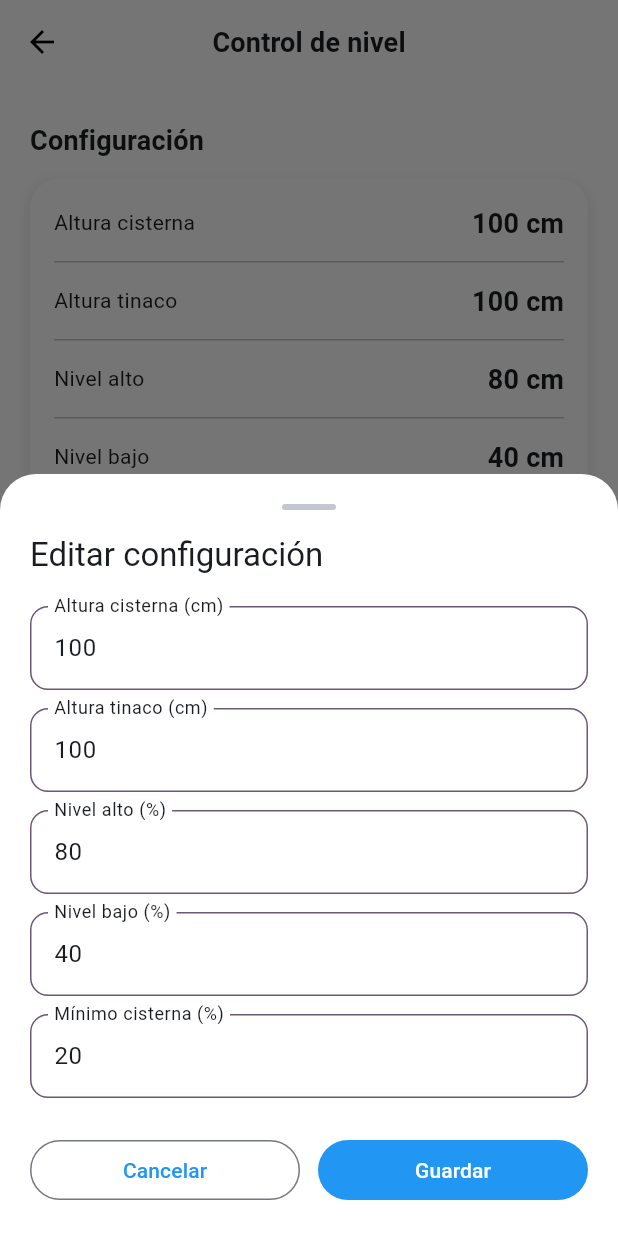
After one commit to AldahirLg/nexus-smart-center-app, a Flutter app: the ControlDeNivelScreen screen opened directly, item 2 of the bottom bar chosen, after a tap on "Editar configuración", on a phone screen of 412 x 824 dp. The commit adds this screen. Run offline on Flutter 3.47's test engine with Material 3 defaults, Android fonts, the phone set to English and light mode, and no system bars; our stand-ins replace dio, firebase_auth, firebase_core, firebase_messaging, flutter_blue_plus, go_router and 2 more; missing offline and left inert: wifi_scan; accounts and stored records are empty; network calls fail.

Commit message:
level controller screen

```diff
--- a/lib/data/model/api_device_dto.dart
+++ b/lib/data/model/api_device_dto.dart
@@ -19,7 +19,7 @@ class ApiDeviceDto {
     switch (type) {
       case 'Medidor':
         return DeviceType.medidor;
-      case 'LevelController':
+      case 'control_de_nivel':
         return DeviceType.controlDeNivel;
       default:
         return DeviceType.unknown;
--- a/lib/routing/router.dart
+++ b/lib/routing/router.dart
@@ -15,9 +15,10 @@ import 'package:nexus_smart_center/ui/claim/view_models/scan_wifi_view_model.dar
 import 'package:nexus_smart_center/ui/claim/views/ble_scan_screen.dart';
 import 'package:nexus_smart_center/ui/claim/views/claim_screen.dart';
 import 'package:nexus_smart_center/ui/claim/views/scan_wifi_screen.dart';
-import 'package:nexus_smart_center/ui/core/utils/device_Icon_mapper.dart';
 import 'package:nexus_smart_center/ui/core/widgets/splash_screen.dart';
+import 'package:nexus_smart_center/ui/devices/view_models/control_de_nivel_model_view.dart';
 import 'package:nexus_smart_center/ui/devices/view_models/medidor_view_model.dart';
+import 'package:nexus_smart_center/ui/devices/views/control_de_nivel_screen.dart';
 import 'package:nexus_smart_center/ui/devices/views/medidor_screen.dart';
 import 'package:nexus_smart_center/ui/home/view_models/home_view_model.dart';
 import 'package:nexus_smart_center/ui/home/view_models/sync_failed_view_model.dart';
@@ -41,8 +42,10 @@ abstract final class Routes {
   static const String medidor = '/medidor';
   static const String syncFailed = '/sync_failed';
   static const String scanWiFi = '/scan_wifi';
+  static const String controlDeNivel = '/control_de_nivel';
   static const shellRoutes = [home, verMas];
   static const publicRoutes = [welcom, signup, login];
+  static const devicesRoutes = [medidor, controlDeNivel];
 }
 
 GoRouter router(SessionManager sessionManager) => GoRouter(
@@ -52,12 +55,12 @@ GoRouter router(SessionManager sessionManager) => GoRouter(
   redirect: (context, state) {
     // mejorarar este navegacion de pantallas
 
-    // 1. Aún inicializando/sincronizando -> Mantener en Splash
+    // 1. AUn inicializando/sincronizando -> Mantener en Splash
     if (sessionManager.status == SessionStatus.initializing) {
       return Routes.splash;
     }
 
-    // 2. Si NO está autenticado -> Mandar a Welcome/Login
+    // 2. Si NO estA autenticado -> Mandar a Welcome/Login
     if (sessionManager.status == SessionStatus.unauthenticated) {
       final isPublic = Routes.publicRoutes.contains(state.matchedLocation);
       return isPublic ? null : Routes.welcom;
@@ -178,6 +181,13 @@ GoRouter router(SessionManager sessionManager) => GoRouter(
       }),
     ),
     GoRoute(
+      path: Routes.controlDeNivel,
+      builder: (context, state) {
+        final DeviceModel device = state.extra as DeviceModel;
+        return ControlDeNivelScreen(viewModel: ControlDeNivelModelViewModel());
+      },
+    ),
+    GoRoute(
       path: Routes.syncFailed,
       builder: (context, state) => SyncFaileScreen(
         viewModel: SyncFailedViewModel(sesion: sessionManager),
--- a/lib/ui/core/utils/device_Icon_mapper.dart
+++ b/lib/ui/core/utils/device_Icon_mapper.dart
@@ -40,4 +40,15 @@ class DeviceIconMapper {
         return null;
     }
   }
+
+  static String? getRoute(DeviceType type) {
+    switch (type) {
+      case DeviceType.medidor:
+        return '/medidor';
+      case DeviceType.controlDeNivel:
+        return '/control_de_nivel';
+      case DeviceType.unknown:
+        return null;
+    }
+  }
 }
--- /dev/null
+++ b/lib/ui/devices/view_models/control_de_nivel_model_view.dart
@@ -0,0 +1,3 @@
+import 'package:flutter/material.dart';
+
+class ControlDeNivelModelViewModel extends ChangeNotifier {}
--- /dev/null
+++ b/lib/ui/devices/views/control_de_nivel_screen.dart
@@ -0,0 +1,298 @@
+import 'package:flutter/material.dart';
+import 'package:nexus_smart_center/ui/core/themes/context_extensions.dart';
+import 'package:nexus_smart_center/ui/core/widgets/app_scaffold.dart';
+import 'package:nexus_smart_center/ui/devices/view_models/control_de_nivel_model_view.dart';
+import 'package:nexus_smart_center/ui/devices/widgets/bomba_card.dart';
+import 'package:nexus_smart_center/ui/devices/widgets/card_container.dart';
+import 'package:nexus_smart_center/ui/devices/widgets/card_info_devices.dart';
+import 'package:nexus_smart_center/ui/devices/widgets/control_config_field.dart';
+
+class ControlDeNivelScreen extends StatefulWidget {
+  final ControlDeNivelModelViewModel viewModel;
+  const ControlDeNivelScreen({super.key, required this.viewModel});
+  @override
+  State<ControlDeNivelScreen> createState() => _ControlDeNivelScreenState();
+}
+
+class _ControlDeNivelScreenState extends State<ControlDeNivelScreen> {
+  int _currentIndex = 0;
+  void _onNavigationTap(int index) {
+    setState(() {
+      _currentIndex = index;
+    });
+  }
+
+  @override
+  Widget build(BuildContext context) {
+    return Scaffold(
+      body: IndexedStack(
+        index: _currentIndex,
+        children: [
+          _ControlHomePage(viewModel: widget.viewModel),
+          _ControlSettingPage(viewModel: widget.viewModel),
+        ],
+      ),
+      bottomNavigationBar: BottomNavigationBar(
+        items: const [
+          BottomNavigationBarItem(
+            icon: Icon(Icons.home_outlined, size: 20),
+            activeIcon: Icon(Icons.home),
+            label: 'Home',
+          ),
+          BottomNavigationBarItem(
+            icon: Icon(Icons.settings_outlined, size: 20),
+            activeIcon: Icon(Icons.settings),
+            label: 'Ver más',
+          ),
+        ],
+        currentIndex: _currentIndex,
+        selectedItemColor: context.colors.primary,
+        selectedLabelStyle: const TextStyle(
+          fontSize: 12,
+          fontWeight: FontWeight.w500,
+        ),
+        unselectedLabelStyle: const TextStyle(
+          fontSize: 10,
+          fontWeight: FontWeight.w500,
+        ),
+        onTap: _onNavigationTap,
+      ),
+    );
+  }
+}
+
+class _ControlHomePage extends StatelessWidget {
+  final ControlDeNivelModelViewModel viewModel;
+  const _ControlHomePage({required this.viewModel});
+
+  @override
+  Widget build(BuildContext context) {
+    return ListenableBuilder(
+      listenable: viewModel,
+      builder: (context, child) {
+        return AppScaffold(
+          showHeader: true,
+          title: 'Control de Nivel',
+          body: SingleChildScrollView(
+            padding: const EdgeInsets.fromLTRB(20, 24, 20, 24),
+            child: Column(
+              crossAxisAlignment: CrossAxisAlignment.stretch,
+              children: [
+                Row(
+                  mainAxisAlignment: MainAxisAlignment.center,
+                  children: [
+                    Expanded(
+                      child: CardContainer(percent: 100, title: 'Tinaco'),
+                    ),
+                    SizedBox(width: 12),
+                    Expanded(
+                      child: CardContainer(percent: 50, title: 'Cisterna'),
+                    ),
+                  ],
+                ),
+                SizedBox(height: 12),
+                BombaCard(
+                  mode: BombaMode.manual,
+                  isOn: true,
+                  onModeChanged: (BombaMode mode) {},
+                  onPowerChanged: (bool value) {},
+                ),
+                SizedBox(height: 12),
+                CardInfoDevices(onTapCisterna: () {}, onTapTinaco: () {}),
+              ],
+            ),
+          ),
+        );
+      },
+    );
+  }
+}
+
+class _ControlSettingPage extends StatelessWidget {
+  final ControlDeNivelModelViewModel viewModel;
+  const _ControlSettingPage({required this.viewModel});
+
+  @override
+  Widget build(BuildContext context) {
+    return ListenableBuilder(
+      listenable: viewModel,
+      builder: (context, child) {
+        return AppScaffold(
+          showHeader: true,
+          title: 'Control de nivel',
+          body: SingleChildScrollView(
+            padding: const EdgeInsets.fromLTRB(20, 24, 20, 24),
+            child: Column(
+              crossAxisAlignment: CrossAxisAlignment.stretch,
+              children: [
+                Text(
+                  'Configuración',
+                  style: Theme.of(context).textTheme.titleMedium,
+                ),
+                const SizedBox(height: 12),
+                Container(
+                  padding: const EdgeInsets.symmetric(vertical: 4),
+                  decoration: BoxDecoration(
+                    color: context.colors.surface,
+                    borderRadius: BorderRadius.circular(20),
+                    boxShadow: [
+                      BoxShadow(
+                        blurRadius: 8,
+                        spreadRadius: 1,
+                        offset: const Offset(0, 3),
+                        color: context.colors.shadow.withValues(alpha: 0.08),
+                      ),
+                    ],
+                  ),
+                  child: const Column(
+                    children: [
+                      _ConfigValueTile(label: 'Altura cisterna', value: 100),
+                      _ConfigDivider(),
+                      _ConfigValueTile(label: 'Altura tinaco', value: 100),
+                      _ConfigDivider(),
+                      _ConfigValueTile(label: 'Nivel alto', value: 80),
+                      _ConfigDivider(),
+                      _ConfigValueTile(label: 'Nivel bajo', value: 40),
+                      _ConfigDivider(),
+                      _ConfigValueTile(label: 'Mínimo cisterna', value: 20),
+                    ],
+                  ),
+                ),
+                const SizedBox(height: 20),
+                FilledButton.tonalIcon(
+                  style: ElevatedButton.styleFrom(
+                    backgroundColor: context.colors.primary,
+                  ),
+                  onPressed: () => _showEditConfigSheet(context),
+                  icon: Icon(Icons.tune, color: context.colors.surface),
+                  label: Text(
+                    'Editar configuración',
+                    style: TextStyle(color: context.colors.surface),
+                  ),
+                ),
+              ],
+            ),
+          ),
+        );
+      },
+    );
+  }
+}
+
+class _ConfigValueTile extends StatelessWidget {
+  final String label;
+  final int value;
+
+  const _ConfigValueTile({required this.label, required this.value});
+
+  @override
+  Widget build(BuildContext context) {
+    return Padding(
+      padding: const EdgeInsets.symmetric(horizontal: 16, vertical: 12),
+      child: Row(
+        children: [
+          Expanded(
+            child: Column(
+              crossAxisAlignment: CrossAxisAlignment.start,
+              children: [
+                Text(label, style: Theme.of(context).textTheme.bodyMedium),
+              ],
+            ),
+          ),
+          Text('$value cm', style: Theme.of(context).textTheme.titleMedium),
+        ],
+      ),
+    );
+  }
+}
+
+class _ConfigDivider extends StatelessWidget {
+  const _ConfigDivider();
+
+  @override
+  Widget build(BuildContext context) {
+    return Divider(
+      height: 1,
+      indent: 16,
+      endIndent: 16,
+      color: context.colors.outlineVariant,
+    );
+  }
+}
+
+void _showEditConfigSheet(BuildContext context) {
+  showModalBottomSheet(
+    backgroundColor: context.colors.surface,
+    context: context,
+    isScrollControlled: true,
+    shape: const RoundedRectangleBorder(
+      borderRadius: BorderRadius.vertical(top: Radius.circular(24)),
+    ),
+    builder: (context) => const _EditConfigSheet(),
+  );
+}
+
+class _EditConfigSheet extends StatelessWidget {
+  const _EditConfigSheet();
+
+  @override
+  Widget build(BuildContext context) {
+    return Padding(
+      padding: EdgeInsets.only(
+        left: 20,
+        right: 20,
+        top: 20,
+        bottom: MediaQuery.of(context).viewInsets.bottom + 20,
+      ),
+      child: Column(
+        mainAxisSize: MainAxisSize.min,
+        crossAxisAlignment: CrossAxisAlignment.stretch,
+        children: [
+          Center(
+            child: Container(
+              width: 36,
+              height: 4,
+              margin: const EdgeInsets.only(bottom: 16),
+              decoration: BoxDecoration(
+                color: context.colors.outlineVariant,
+                borderRadius: BorderRadius.circular(2),
+              ),
+            ),
+          ),
+          Text(
+            'Editar configuración',
+            style: Theme.of(context).textTheme.titleLarge,
+          ),
+          const SizedBox(height: 20),
+          ConfigField(label: 'Altura cisterna (cm)', initialValue: '100'),
+          const SizedBox(height: 12),
+          ConfigField(label: 'Altura tinaco (cm)', initialValue: '100'),
+          const SizedBox(height: 12),
+          ConfigField(label: 'Nivel alto (%)', initialValue: '80'),
+          const SizedBox(height: 12),
+          ConfigField(label: 'Nivel bajo (%)', initialValue: '40'),
+          const SizedBox(height: 12),
+          ConfigField(label: 'Mínimo cisterna (%)', initialValue: '20'),
+          const SizedBox(height: 24),
+          Row(
+            children: [
+              Expanded(
+                child: OutlinedButton(
+                  onPressed: () => Navigator.of(context).pop(),
+                  child: const Text('Cancelar'),
+                ),
+              ),
+              const SizedBox(width: 12),
+              Expanded(
+                child: FilledButton(
+                  onPressed: () => Navigator.of(context).pop(),
+                  child: const Text('Guardar'),
+                ),
+              ),
+            ],
+          ),
+        ],
+      ),
+    );
+  }
+}
--- /dev/null
+++ b/lib/ui/devices/widgets/bomba_card.dart
@@ -0,0 +1,151 @@
+import 'package:flutter/material.dart';
+import 'package:nexus_smart_center/ui/core/themes/context_extensions.dart';
+
+enum BombaMode { automatic, manual }
+
+class BombaCard extends StatefulWidget {
+  final BombaMode mode;
+  final bool isOn;
+  final ValueChanged<BombaMode> onModeChanged;
+  final ValueChanged<bool> onPowerChanged;
+
+  const BombaCard({
+    super.key,
+    required this.mode,
+    required this.isOn,
+    required this.onModeChanged,
+    required this.onPowerChanged,
+  });
+
+  @override
+  State<BombaCard> createState() => _BombaCardState();
+}
+
+class _BombaCardState extends State<BombaCard> {
+  @override
+  Widget build(BuildContext context) {
+    final isManual = widget.mode == BombaMode.manual;
+
+    return Container(
+      padding: const EdgeInsets.all(16),
+      decoration: BoxDecoration(
+        borderRadius: BorderRadius.circular(20),
+        color: context.colors.surface,
+        boxShadow: [
+          BoxShadow(
+            blurRadius: 8,
+            spreadRadius: 1,
+            offset: const Offset(0, 3),
+            color: context.colors.secondary,
+          ),
+        ],
+      ),
+      child: Column(
+        crossAxisAlignment: CrossAxisAlignment.start,
+        children: [
+          Row(
+            mainAxisAlignment: MainAxisAlignment.spaceBetween,
+            children: [
+              Row(
+                children: [
+                  Icon(
+                    Icons.heat_pump,
+                    color: widget.isOn
+                        ? context.colors.primary
+                        : context.colors.outline,
+                  ),
+                  const SizedBox(width: 8),
+                  Text('Bomba', style: Theme.of(context).textTheme.titleMedium),
+                ],
+              ),
+              _StatusChip(isOn: widget.isOn),
+            ],
+          ),
+          const SizedBox(height: 12),
+          Row(
+            mainAxisAlignment: MainAxisAlignment.center,
+            children: [
+              SegmentedButton<BombaMode>(
+                segments: const [
+                  ButtonSegment(
+                    value: BombaMode.automatic,
+                    label: Text('Automático'),
+                    icon: Icon(Icons.auto_mode),
+                  ),
+                  ButtonSegment(
+                    value: BombaMode.manual,
+                    label: Text('Manual'),
+                    icon: Icon(Icons.touch_app_outlined),
+                  ),
+                ],
+                selected: {widget.mode},
+                onSelectionChanged: (s) => widget.onModeChanged(s.first),
+              ),
+            ],
+          ),
+
+          // Control directo, solo visible en manual
+          AnimatedSize(
+            duration: const Duration(milliseconds: 250),
+            curve: Curves.easeInOut,
+            child: isManual
+                ? Padding(
+                    padding: const EdgeInsets.only(top: 12),
+                    child: _ManualControl(
+                      isOn: widget.isOn,
+                      onChanged: widget.onPowerChanged,
+                    ),
+                  )
+                : const SizedBox(width: double.infinity),
+          ),
+        ],
+      ),
+    );
+  }
+}
+
+class _ManualControl extends StatelessWidget {
+  final bool isOn;
+  final ValueChanged<bool> onChanged;
+
+  const _ManualControl({required this.isOn, required this.onChanged});
+
+  @override
+  Widget build(BuildContext context) {
+    return Container(
+      padding: const EdgeInsets.symmetric(horizontal: 12, vertical: 8),
+      decoration: BoxDecoration(
+        color: context.colors.surfaceContainerHighest,
+        borderRadius: BorderRadius.circular(12),
+      ),
+      child: Row(
+        mainAxisAlignment: MainAxisAlignment.spaceBetween,
+        children: [
+          Text(isOn ? 'Encendida' : 'Apagada'),
+          Switch(value: isOn, onChanged: onChanged),
+        ],
+      ),
+    );
+  }
+}
+
+class _StatusChip extends StatelessWidget {
+  final bool isOn;
+
+  const _StatusChip({required this.isOn});
+
+  @override
+  Widget build(BuildContext context) {
+    final label = isOn ? 'ON' : 'OFF';
+    return Container(
+      padding: const EdgeInsets.symmetric(horizontal: 10, vertical: 4),
+      decoration: BoxDecoration(
+        color: isOn
+            ? context.colors.primaryContainer
+            : context.colors.surfaceContainerHighest,
+        borderRadius: BorderRadius.circular(999),
+      ),
+      child: Text(label, style: Theme.of(context).textTheme.labelSmall),
+    );
+  }
+}
--- /dev/null
+++ b/lib/ui/devices/widgets/card_container.dart
@@ -0,0 +1,59 @@
+import 'package:flutter/material.dart';
+import 'package:nexus_smart_center/ui/core/themes/context_extensions.dart';
+
+class CardContainer extends StatelessWidget {
+  final int percent;
+  final String title;
+
+  const CardContainer({super.key, required this.percent, required this.title});
+
+  @override
+  Widget build(BuildContext context) {
+    return Container(
+      height: 150,
+      width: 150,
+      padding: const EdgeInsets.all(24),
+      decoration: BoxDecoration(
+        borderRadius: BorderRadius.circular(20),
+        color: context.colors.surface,
+        boxShadow: [
+          BoxShadow(
+            blurRadius: 8,
+            spreadRadius: 1,
+            offset: const Offset(0, 3),
+            color: context.colors.secondary,
+          ),
+        ],
+      ),
+      child: Column(
+        children: [
+          Text(title),
+
+          const SizedBox(height: 8),
+
+          Expanded(
+            child: ClipRRect(
+              borderRadius: BorderRadius.circular(12),
+              child: Stack(
+                alignment: Alignment.bottomCenter,
+                children: [
+                  Container(
+                    width: double.infinity,
+                    color: context.colors.secondary,
+                  ),
+
+                  FractionallySizedBox(
+                    widthFactor: 1,
+                    heightFactor: percent.clamp(0, 100) / 100,
+                    alignment: Alignment.bottomCenter,
+                    child: Container(color: context.colors.primary),
+                  ),
+                ],
+              ),
+            ),
+          ),
+        ],
+      ),
+    );
+  }
+}
--- /dev/null
+++ b/lib/ui/devices/widgets/card_info_devices.dart
@@ -0,0 +1,127 @@
+import 'package:flutter/material.dart';
+import 'package:nexus_smart_center/ui/core/themes/context_extensions.dart';
+
+class CardInfoDevices extends StatelessWidget {
+  final VoidCallback onTapTinaco;
+  final VoidCallback onTapCisterna;
+  const CardInfoDevices({
+    super.key,
+    required this.onTapTinaco,
+    required this.onTapCisterna,
+  });
+
+  @override
+  Widget build(BuildContext context) {
+    return Container(
+      padding: const EdgeInsets.all(24),
+      decoration: BoxDecoration(
+        borderRadius: BorderRadius.circular(20),
+        color: context.colors.surface,
+        boxShadow: [
+          BoxShadow(
+            blurRadius: 8,
+            spreadRadius: 1,
+            offset: const Offset(0, 3),
+            color: context.colors.shadow.withValues(alpha: 0.08),
+          ),
+        ],
+      ),
+      child: Column(
+        crossAxisAlignment: CrossAxisAlignment.stretch,
+        children: [
+          Row(
+            children: [
+              Container(
+                padding: const EdgeInsets.all(8),
+                decoration: BoxDecoration(
+                  color: context.colors.primary,
+                  borderRadius: BorderRadius.circular(12),
+                ),
+                child: Icon(
+                  Icons.info,
+                  size: 20,
+                  color: context.colors.surface,
+                ),
+              ),
+              SizedBox(width: 12),
+              Text(
+                'Información de dispositivos',
+                style: Theme.of(context).textTheme.labelLarge?.copyWith(
+                  color: context.colors.onSurfaceVariant,
+                ),
+              ),
+            ],
+          ),
+          const SizedBox(height: 20),
+          Row(
+            children: [
+              Expanded(
+                child: _InfoTile(
+                  icon: Icons.water_drop_outlined,
+                  label: 'Tinaco',
+                  onTap: onTapTinaco,
+                ),
+              ),
+              const SizedBox(width: 12),
+              Expanded(
+                child: _InfoTile(
+                  icon: Icons.water_drop_outlined,
+                  label: 'Cisterna',
+                  onTap: onTapCisterna,
+                ),
+              ),
+            ],
+          ),
+        ],
+      ),
+    );
+  }
+}
+
+class _InfoTile extends StatelessWidget {
+  final IconData icon;
+  final String label;
+  final VoidCallback onTap;
+
+  const _InfoTile({
+    required this.icon,
+    required this.label,
+    required this.onTap,
+  });
+
+  @override
+  Widget build(BuildContext context) {
+    final radius = BorderRadius.circular(14);
+
+    return Material(
+      color: context.colors.surfaceContainerHighest,
+      borderRadius: radius,
+      clipBehavior: Clip.antiAlias,
+      child: InkWell(
+        onTap: onTap,
+        borderRadius: radius,
+        child: Padding(
+          padding: const EdgeInsets.symmetric(horizontal: 14, vertical: 16),
+          child: Row(
+            children: [
+              Icon(icon, size: 20, color: context.colors.primary),
+              const SizedBox(width: 10),
+              Expanded(
+                child: Text(
+                  label,
+                  style: Theme.of(context).textTheme.bodyMedium,
+                  overflow: TextOverflow.ellipsis,
+                ),
+              ),
+              Icon(
+                Icons.chevron_right,
+                size: 18,
+                color: context.colors.outline,
+              ),
+            ],
+          ),
+        ),
+      ),
+    );
+  }
+}
--- /dev/null
+++ b/lib/ui/devices/widgets/control_config_field.dart
@@ -0,0 +1,35 @@
+import 'package:flutter/material.dart';
+import 'package:nexus_smart_center/ui/core/themes/context_extensions.dart';
+
+class ConfigField extends StatelessWidget {
+  final String label;
+  final String initialValue;
+
+  const ConfigField({
+    super.key,
+    required this.label,
+    required this.initialValue,
+  });
+
+  @override
+  Widget build(BuildContext context) {
+    return TextFormField(
+      initialValue: initialValue,
+      keyboardType: const TextInputType.numberWithOptions(),
+      decoration: InputDecoration(
+        labelText: label,
+        labelStyle: context.textTheme.bodyLarge,
+
+        enabledBorder: OutlineInputBorder(
+          borderSide: BorderSide(color: context.colors.tertiary),
+          borderRadius: BorderRadius.circular(12),
+        ),
+
+        focusedBorder: OutlineInputBorder(
+          borderSide: BorderSide(color: context.colors.tertiary, width: 2),
+          borderRadius: BorderRadius.circular(12),
+        ),
+      ),
+    );
+  }
+}
--- a/lib/ui/home/views/home_screen.dart
+++ b/lib/ui/home/views/home_screen.dart
@@ -5,6 +5,7 @@ import 'package:nexus_smart_center/nexus_font/nexus_font_icons.dart';
 import 'package:nexus_smart_center/routing/router.dart';
 import 'package:nexus_smart_center/ui/core/route_observer.dart';
 import 'package:nexus_smart_center/ui/core/themes/context_extensions.dart';
+import 'package:nexus_smart_center/ui/core/utils/device_Icon_mapper.dart';
 import 'package:nexus_smart_center/ui/home/view_models/home_view_model.dart';
 import 'package:nexus_smart_center/ui/home/widgets/device_card.dart';
 import 'package:nexus_smart_center/unen_font/unen_font_icons.dart';
@@ -117,7 +118,11 @@ class _HomeScreenState extends State<HomeScreen> with RouteAware {
                       device: device,
                       onTap: () {
                         context.push(
-                          Routes.medidor,
+                          Routes.devicesRoutes.firstWhere(
+                            (route) =>
+                                route == DeviceIconMapper.getRoute(device.type),
+                            orElse: () => '/',
+                          ),
                           extra: DeviceModel(
                             id: device.id,
                             name: device.name,
```
